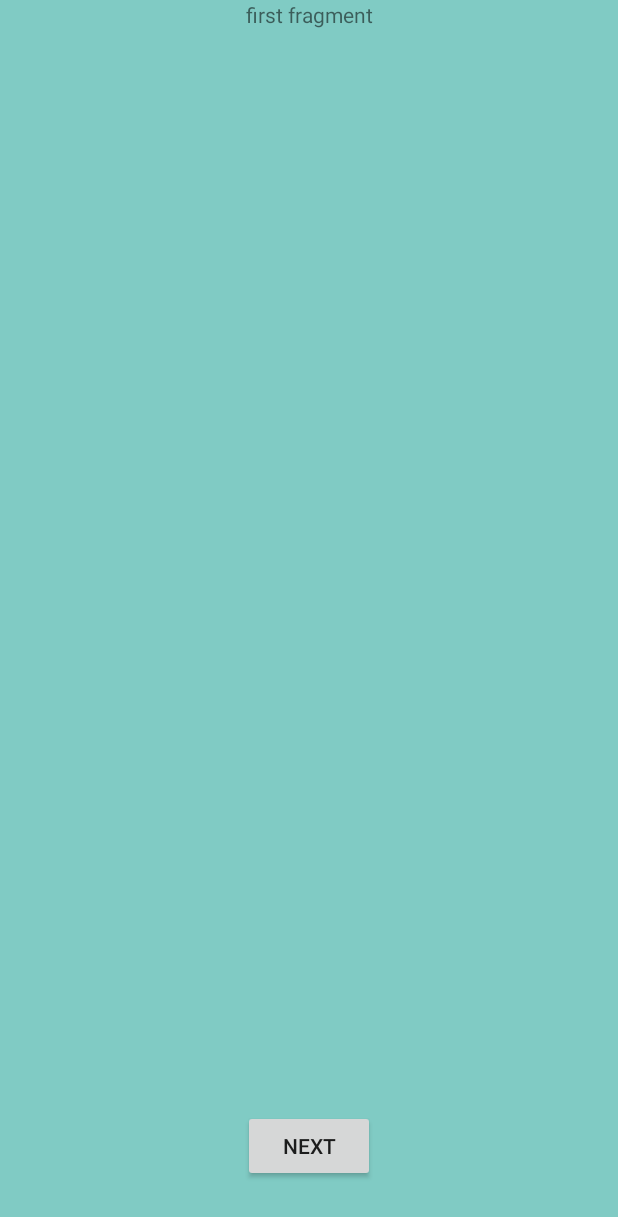
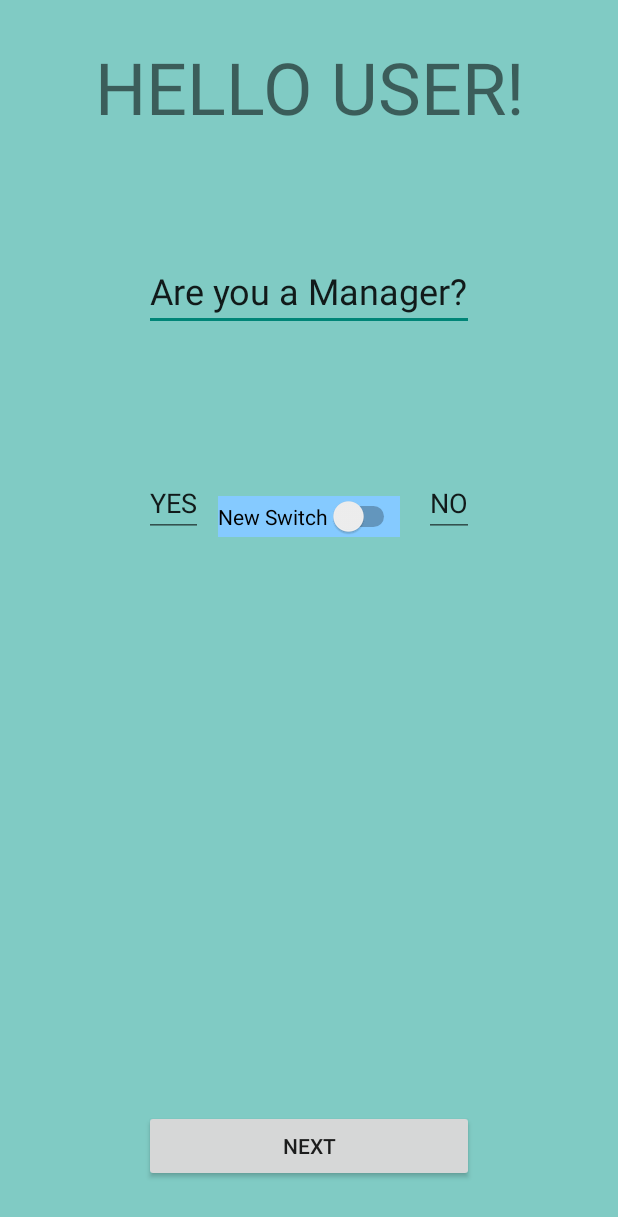
Before and after one commit to rahul-nitkkr/I-mOff, an Android app: the layout fragment_profile1.xml on its own in the app's theme, with its tools: preview values and no code run, on a phone screen of 412 x 824 dp. Shown: the top 1217 px of the screen. Run offline under Robolectric (Android 15) with nearby library versions, the phone set to English and light mode, and no system bars.

Commit message:
Changed Signup process : 23/07/2015

```diff
--- a/app/src/main/java/com/rahul/imoff/ProfileFragment1.java
+++ b/app/src/main/java/com/rahul/imoff/ProfileFragment1.java
@@ -8,6 +8,9 @@ import android.view.View;
 import android.view.View.OnClickListener;
 import android.view.ViewGroup;
 import android.widget.Button;
+import android.widget.TextView;
+
+import com.parse.ParseUser;
 
 
 public class ProfileFragment1 extends Fragment {
@@ -20,8 +23,12 @@ public class ProfileFragment1 extends Fragment {
         // Inflate the layout for this fragment
         View view = inflater.inflate(R.layout.fragment_profile1, container, false);
 
+        ParseUser parseuser = ParseUser.getCurrentUser();
+
+        TextView tv = (TextView) view.findViewById(R.id.tv);
         Button btn = (Button) view.findViewById(R.id.btn);
 
+        tv.setText("Hello " + parseuser.getUsername());
         btn.setOnClickListener(new OnClickListener() {
 
             @Override
--- a/app/src/main/res/layout/fragment_profile1.xml
+++ b/app/src/main/res/layout/fragment_profile1.xml
@@ -9,7 +9,9 @@
         android:layout_width="match_parent"
         android:layout_height="match_parent"
         android:gravity="center_horizontal"
-        android:text="@string/first_fragment" />
+        android:text="HELLO USER!"
+        android:textSize="48sp"
+        android:paddingTop="25dp"/>
     <Button
         android:id="@+id/btn"
         android:layout_height="wrap_content"
@@ -18,6 +20,51 @@
         android:text="@string/to_next_fragment"
         android:layout_marginBottom="36dp"
         android:layout_alignParentBottom="true"
+        android:layout_alignRight="@+id/editText"
+        android:layout_alignEnd="@+id/editText"
+        android:layout_alignLeft="@+id/editText"
+        android:layout_alignStart="@+id/editText"/>
+
+    <EditText
+        android:layout_width="wrap_content"
+        android:layout_height="wrap_content"
+        android:id="@+id/editText"
+        android:layout_marginTop="167dp"
+        android:text="@string/manager_check"
+        android:textSize="24sp"
+        android:layout_alignParentTop="true"
         android:layout_centerHorizontal="true"/>
 
+    <Switch
+        android:layout_width="wrap_content"
+        android:layout_height="wrap_content"
+        android:text="New Switch"
+        android:id="@+id/switch1"
+        android:layout_below="@+id/editText"
+        android:layout_centerHorizontal="true"
+        android:layout_marginTop="110dp"
+        style="@style/Base.ThemeOverlay.AppCompat.Light"
+        android:background="#ff85caff"
+        android:textOff="NO"
+        android:textOn="YES"/>
+
+    <EditText
+        android:layout_width="wrap_content"
+        android:layout_height="wrap_content"
+        android:id="@+id/editText2"
+        android:text="YES"
+        android:layout_alignBottom="@+id/switch1"
+        android:layout_alignLeft="@+id/editText"
+        android:layout_alignStart="@+id/editText"/>
+
+
+    <EditText
+        android:layout_width="wrap_content"
+        android:layout_height="wrap_content"
+        android:id="@+id/editText3"
+        android:text="NO"
+        android:layout_alignBottom="@+id/switch1"
+        android:layout_alignRight="@+id/editText"
+        android:layout_alignEnd="@+id/editText"/>
+
 </RelativeLayout>
--- a/app/src/main/res/values/strings.xml
+++ b/app/src/main/res/values/strings.xml
@@ -34,7 +34,7 @@
         <string name="subtitle">Create.Send.Forget</string>
         <string name="APP_ID">1475898282702418</string>
     <string name="title_activity_mock_profile">MockProfileActivity</string>
-
+    <string name="manager_check">Are you a Manager?</string>
 
 
 </resources>
```
Also changed, not shown: 25 other files.
